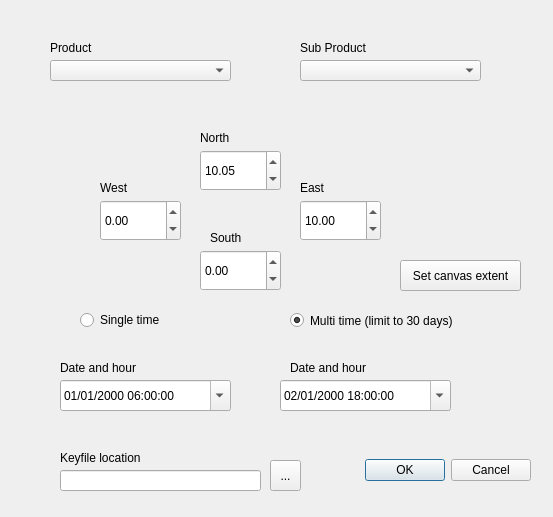
Old version of the form assimila_datacube_dialog.ui in the repository JennyL5/assimila_datacube_plugin2.
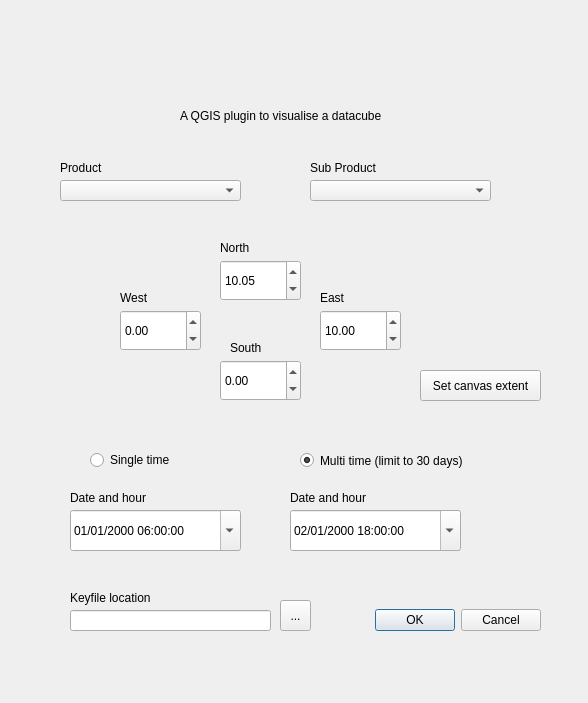
New version of the form. Icons and pictures are not drawn.

Commit message: added Assimila title via QT designer

```diff
--- a/assimila_datacube_dialog.ui
+++ b/assimila_datacube_dialog.ui
@@ -6,8 +6,8 @@
    <rect>
     <x>0</x>
     <y>0</y>
-    <width>553</width>
-    <height>517</height>
+    <width>588</width>
+    <height>703</height>
    </rect>
   </property>
   <property name="windowTitle">
@@ -16,10 +16,10 @@
   <widget class="QDialogButtonBox" name="buttonBox">
    <property name="geometry">
     <rect>
-     <x>330</x>
-     <y>440</y>
+     <x>340</x>
+     <y>580</y>
      <width>201</width>
-     <height>61</height>
+     <height>81</height>
     </rect>
    </property>
    <property name="orientation">
@@ -32,8 +32,8 @@
   <widget class="QLabel" name="product_label">
    <property name="geometry">
     <rect>
-     <x>50</x>
-     <y>40</y>
+     <x>60</x>
+     <y>160</y>
      <width>55</width>
      <height>16</height>
     </rect>
@@ -45,8 +45,8 @@
   <widget class="QLabel" name="label_2">
    <property name="geometry">
     <rect>
-     <x>300</x>
-     <y>40</y>
+     <x>310</x>
+     <y>160</y>
      <width>91</width>
      <height>16</height>
     </rect>
@@ -58,8 +58,8 @@
   <widget class="QToolButton" name="btn_browse_keyfile">
    <property name="geometry">
     <rect>
-     <x>270</x>
-     <y>460</y>
+     <x>280</x>
+     <y>600</y>
      <width>31</width>
      <height>31</height>
     </rect>
@@ -71,8 +71,8 @@
   <widget class="QLabel" name="label">
    <property name="geometry">
     <rect>
-     <x>60</x>
-     <y>450</y>
+     <x>70</x>
+     <y>590</y>
      <width>121</width>
      <height>16</height>
     </rect>
@@ -84,8 +84,8 @@
   <widget class="QLineEdit" name="lineEdit">
    <property name="geometry">
     <rect>
-     <x>60</x>
-     <y>470</y>
+     <x>70</x>
+     <y>610</y>
      <width>201</width>
      <height>21</height>
     </rect>
@@ -94,8 +94,8 @@
   <widget class="QComboBox" name="products_comboBox">
    <property name="geometry">
     <rect>
-     <x>50</x>
-     <y>60</y>
+     <x>60</x>
+     <y>180</y>
      <width>181</width>
      <height>21</height>
     </rect>
@@ -116,8 +116,8 @@
   <widget class="QComboBox" name="subproducts_comboBox">
    <property name="geometry">
     <rect>
-     <x>300</x>
-     <y>60</y>
+     <x>310</x>
+     <y>180</y>
      <width>181</width>
      <height>21</height>
     </rect>
@@ -126,8 +126,8 @@
   <widget class="QLabel" name="label_5">
    <property name="geometry">
     <rect>
-     <x>200</x>
-     <y>130</y>
+     <x>220</x>
+     <y>240</y>
      <width>91</width>
      <height>16</height>
     </rect>
@@ -139,8 +139,8 @@
   <widget class="QLabel" name="label_7">
    <property name="geometry">
     <rect>
-     <x>100</x>
-     <y>180</y>
+     <x>120</x>
+     <y>290</y>
      <width>91</width>
      <height>16</height>
     </rect>
@@ -152,8 +152,8 @@
   <widget class="QLabel" name="label_8">
    <property name="geometry">
     <rect>
-     <x>300</x>
-     <y>180</y>
+     <x>320</x>
+     <y>290</y>
      <width>91</width>
      <height>16</height>
     </rect>
@@ -165,8 +165,8 @@
   <widget class="QPushButton" name="btn_extent">
    <property name="geometry">
     <rect>
-     <x>400</x>
-     <y>260</y>
+     <x>420</x>
+     <y>370</y>
      <width>121</width>
      <height>31</height>
     </rect>
@@ -178,8 +178,8 @@
   <widget class="QLabel" name="label_6">
    <property name="geometry">
     <rect>
-     <x>210</x>
-     <y>230</y>
+     <x>230</x>
+     <y>340</y>
      <width>91</width>
      <height>16</height>
     </rect>
@@ -191,10 +191,10 @@
   <widget class="QDateTimeEdit" name="dateTimeEdit_1">
    <property name="geometry">
     <rect>
-     <x>60</x>
-     <y>380</y>
+     <x>70</x>
+     <y>510</y>
      <width>171</width>
-     <height>31</height>
+     <height>41</height>
     </rect>
    </property>
    <property name="dateTime">
@@ -240,8 +240,8 @@
   <widget class="QLabel" name="label_3">
    <property name="geometry">
     <rect>
-     <x>60</x>
-     <y>360</y>
+     <x>70</x>
+     <y>490</y>
      <width>91</width>
      <height>16</height>
     </rect>
@@ -254,7 +254,7 @@
    <property name="geometry">
     <rect>
      <x>290</x>
-     <y>360</y>
+     <y>490</y>
      <width>91</width>
      <height>16</height>
     </rect>
@@ -266,8 +266,8 @@
   <widget class="QRadioButton" name="multi_radioButton">
    <property name="geometry">
     <rect>
-     <x>290</x>
-     <y>310</y>
+     <x>300</x>
+     <y>450</y>
      <width>201</width>
      <height>21</height>
     </rect>
@@ -282,8 +282,8 @@
   <widget class="QRadioButton" name="single_radioButton">
    <property name="geometry">
     <rect>
-     <x>80</x>
-     <y>310</y>
+     <x>90</x>
+     <y>450</y>
      <width>95</width>
      <height>20</height>
     </rect>
@@ -295,8 +295,8 @@
   <widget class="QDoubleSpinBox" name="W_spinBox">
    <property name="geometry">
     <rect>
-     <x>100</x>
-     <y>200</y>
+     <x>120</x>
+     <y>310</y>
      <width>81</width>
      <height>41</height>
     </rect>
@@ -311,8 +311,8 @@
   <widget class="QDoubleSpinBox" name="N_spinBox">
    <property name="geometry">
     <rect>
-     <x>200</x>
-     <y>150</y>
+     <x>220</x>
+     <y>260</y>
      <width>81</width>
      <height>41</height>
     </rect>
@@ -330,8 +330,8 @@
   <widget class="QDoubleSpinBox" name="S_spinBox">
    <property name="geometry">
     <rect>
-     <x>200</x>
-     <y>250</y>
+     <x>220</x>
+     <y>360</y>
      <width>81</width>
      <height>41</height>
     </rect>
@@ -346,8 +346,8 @@
   <widget class="QDoubleSpinBox" name="E_spinBox">
    <property name="geometry">
     <rect>
-     <x>300</x>
-     <y>200</y>
+     <x>320</x>
+     <y>310</y>
      <width>81</width>
      <height>41</height>
     </rect>
@@ -365,10 +365,10 @@
   <widget class="QDateTimeEdit" name="dateTimeEdit_2">
    <property name="geometry">
     <rect>
-     <x>280</x>
-     <y>380</y>
+     <x>290</x>
+     <y>510</y>
      <width>171</width>
-     <height>31</height>
+     <height>41</height>
     </rect>
    </property>
    <property name="dateTime">
@@ -411,6 +411,38 @@
     <bool>true</bool>
    </property>
   </widget>
+  <widget class="QLabel" name="label_9">
+   <property name="geometry">
+    <rect>
+     <x>70</x>
+     <y>30</y>
+     <width>391</width>
+     <height>91</height>
+    </rect>
+   </property>
+   <property name="text">
+    <string/>
+   </property>
+   <property name="pixmap">
+    <pixmap>../../../../../../../../../Pictures/Assimila_namelogo.png</pixmap>
+   </property>
+   <property name="scaledContents">
+    <bool>true</bool>
+   </property>
+  </widget>
+  <widget class="QLabel" name="Description">
+   <property name="geometry">
+    <rect>
+     <x>180</x>
+     <y>100</y>
+     <width>221</width>
+     <height>31</height>
+    </rect>
+   </property>
+   <property name="text">
+    <string>A QGIS plugin to visualise a datacube</string>
+   </property>
+  </widget>
  </widget>
  <resources/>
  <connections>
```
The commit also changes 1 other file.
